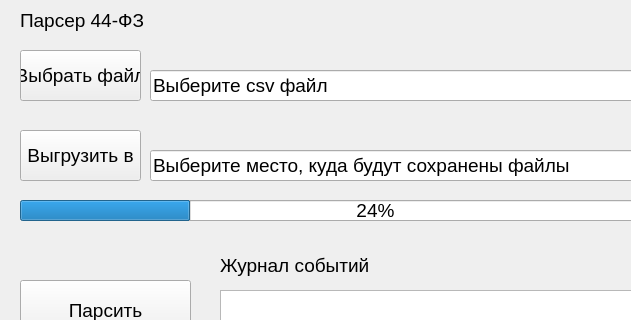
Old version of the form untitled.ui in the repository Sermob112/ParserV1; both pictures show x 0 to 631 and y 0 to 320 of the 760 by 657 pixel window.
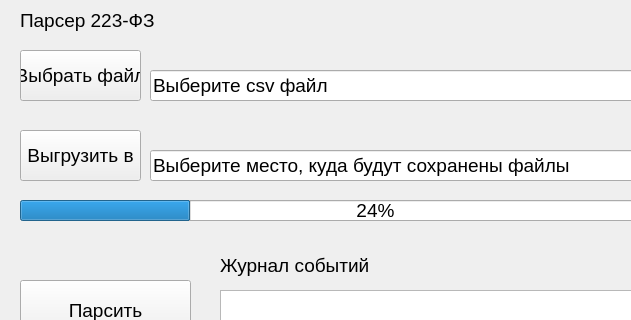
New version of the form.

The edit to the form file:
```diff
--- a/untitled.ui
+++ b/untitled.ui
@@ -144,7 +144,7 @@
      <string notr="true">font: 14pt &quot;Impact&quot;;</string>
     </property>
     <property name="text">
-     <string>Парсер 44-ФЗ</string>
+     <string>Парсер 223-ФЗ</string>
     </property>
    </widget>
    <widget class="QPushButton" name="Stop_but">
```
